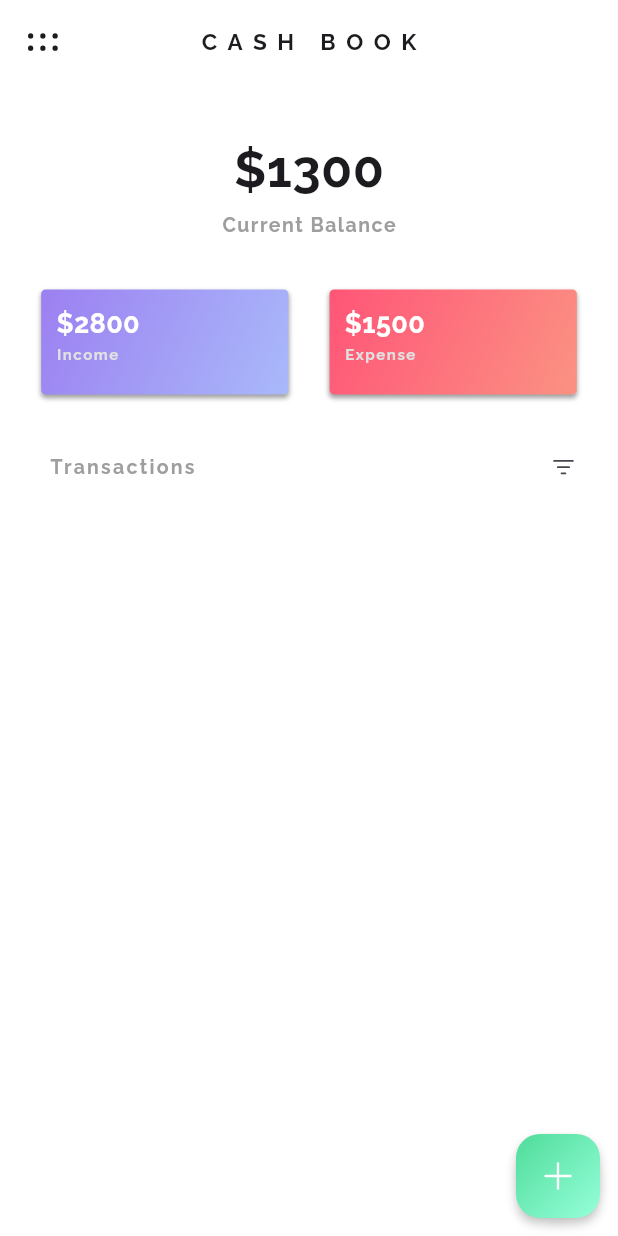
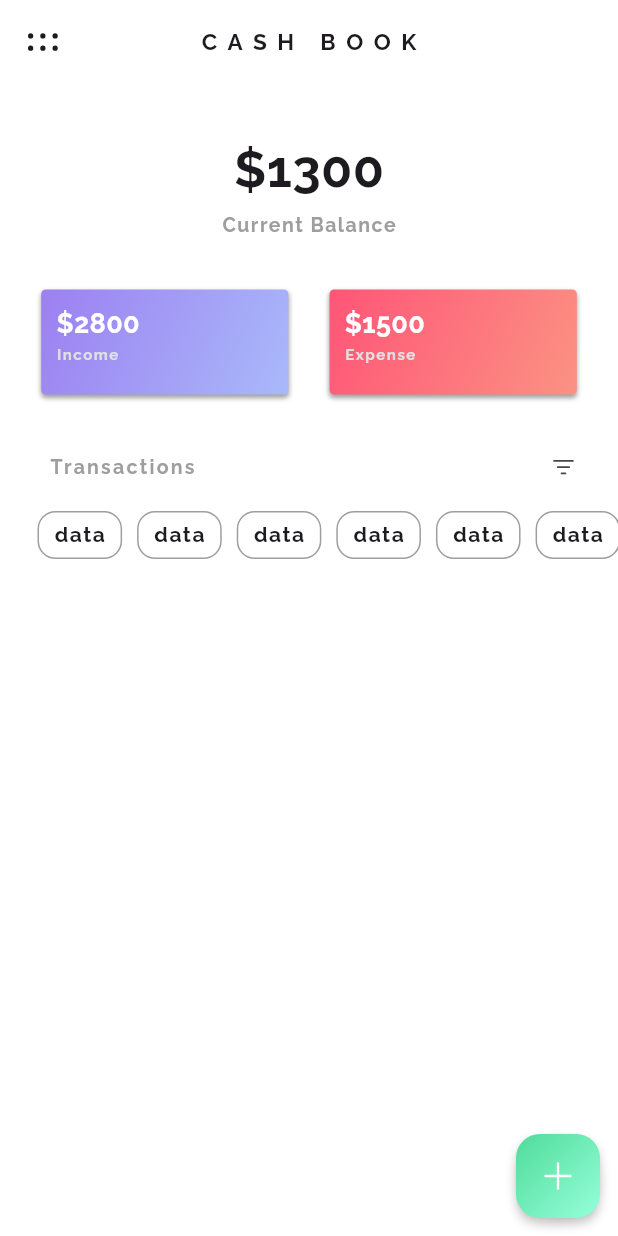
Before and after one commit to itsAliTahir/Expense-Tracker, a Flutter app: the screen it shows after launch, after a tap on an icon or button, on a phone screen of 412 x 824 dp. Run offline on Flutter 3.47's test engine with Material 3 defaults, Android fonts, the phone set to English and light mode, and no system bars; drawn by our look-alikes of animated_flip_counter; our stand-ins replace fluentui_system_icons.

```diff
--- a/lib/main.dart
+++ b/lib/main.dart
@@ -1,3 +1,4 @@
+import 'package:cash_book_expense_tracker/provider/category_data_provider.dart';
 import 'package:cash_book_expense_tracker/provider/transaction_data_provider.dart';
 import 'package:cash_book_expense_tracker/screens/home_screen/home_screen_body.dart';
 import 'package:provider/provider.dart';
@@ -13,8 +14,15 @@ class MyApp extends StatelessWidget {
 
   @override
   Widget build(BuildContext context) {
-    return ChangeNotifierProvider(
-      create: (context) => TransactionDataProvider(),
+    return MultiProvider(
+      providers: [
+        ChangeNotifierProvider(
+          create: (context) => TransactionDataProvider(),
+        ),
+        ChangeNotifierProvider(
+          create: (context) => CategoryDataProvider(),
+        )
+      ],
       child: MaterialApp(
         debugShowCheckedModeBanner: false,
         theme: ThemeData(
--- a/lib/screens/home_screen/select_filter.dart
+++ b/lib/screens/home_screen/select_filter.dart
@@ -1,22 +1,31 @@
 import 'package:fluentui_system_icons/fluentui_system_icons.dart';
 import 'package:flutter/material.dart';
 
-class MySelectType extends StatelessWidget {
-  const MySelectType({super.key});
+class MySelectType extends StatefulWidget {
+  MySelectType({super.key});
+
+  @override
+  State<MySelectType> createState() => _MySelectTypeState();
+}
+
+class _MySelectTypeState extends State<MySelectType> {
+  bool show = false;
 
   @override
   Widget build(BuildContext context) {
     double screenHeight = MediaQuery.of(context).size.height;
     double screenWidth = MediaQuery.of(context).size.width;
 
-    return Container(
+    return AnimatedContainer(
+      duration: Duration(milliseconds: 200),
+      height: show ? 95 : 40,
       margin: EdgeInsets.symmetric(vertical: screenHeight * 0.03),
-      padding:
-          EdgeInsets.only(left: screenWidth * 0.08, right: screenWidth * 0.03),
-      child: Column(
+      child: Stack(
         children: [
-          Row(),
-          Row(
+          Padding(
+            padding: EdgeInsets.only(
+                left: screenWidth * 0.08, right: screenWidth * 0.03),
+            child: Row(
               mainAxisAlignment: MainAxisAlignment.spaceBetween,
               children: [
                 Text(
@@ -30,13 +39,52 @@ class MySelectType extends StatelessWidget {
                   ),
                 ),
                 IconButton(
-                onPressed: () {},
+                  onPressed: () {
+                    setState(() {
+                      show = !show;
+                    });
+                  },
                   // icon: Icon(Icons.close),
                   icon: Icon(FluentIcons.filter_12_regular),
                   style: ButtonStyle(iconSize: MaterialStatePropertyAll(20)),
                 )
               ],
             ),
+          ),
+          show
+              ? Positioned(
+                  bottom: 0,
+                  child: Container(
+                    margin: EdgeInsets.all(0),
+                    child: SingleChildScrollView(
+                      scrollDirection: Axis.horizontal,
+                      child: Row(
+                        children: [
+                          SizedBox(
+                            width: 20,
+                          ),
+                          for (int i = 0; i < 10; i++)
+                            Container(
+                                padding: EdgeInsets.symmetric(
+                                    vertical: 5, horizontal: 10),
+                                margin: EdgeInsets.symmetric(
+                                    vertical: 10, horizontal: 5),
+                                decoration: BoxDecoration(
+                                    border: Border.all(color: Colors.grey),
+                                    borderRadius: BorderRadius.circular(12)),
+                                child: Text(
+                                  "data",
+                                  style: TextStyle(
+                                      fontWeight: FontWeight.bold,
+                                      letterSpacing: 1,
+                                      fontFamily: "Raleway"),
+                                ))
+                        ],
+                      ),
+                    ),
+                  ),
+                )
+              : SizedBox(),
         ],
       ),
     );
--- a/lib/widgets/gradient_box.dart
+++ b/lib/widgets/gradient_box.dart
@@ -16,7 +16,12 @@ class GradientBox extends StatelessWidget {
   @override
   Widget build(BuildContext context) {
     double screenWidth = MediaQuery.of(context).size.width;
-    return Container(
+    return InkWell(
+      onTap: () {
+        // Add your onTap functionality here
+        // For example, you can navigate to another screen or perform some action
+      },
+      child: Container(
         width: screenWidth * 0.4,
         height: 70,
         padding: const EdgeInsets.only(top: 10, left: 10, right: 3, bottom: 3),
@@ -32,7 +37,9 @@ class GradientBox extends StatelessWidget {
           gradient: LinearGradient(
             colors: [gradient1, gradient2],
             begin: Alignment.topLeft,
-              end: Alignment.bottomRight)),
+            end: Alignment.bottomRight,
+          ),
+        ),
         child: Column(
           mainAxisAlignment: MainAxisAlignment.start,
           crossAxisAlignment: CrossAxisAlignment.start,
@@ -46,7 +53,8 @@ class GradientBox extends StatelessWidget {
                   fontFamily: "Raleway",
                   color: Colors.white,
                   fontSize: 18,
-                  fontWeight: FontWeight.bold),
+                  fontWeight: FontWeight.bold,
+                ),
               ),
             ),
             Text(
@@ -56,9 +64,11 @@ class GradientBox extends StatelessWidget {
                 letterSpacing: 1,
                 color: Color.fromARGB(255, 224, 224, 224),
                 fontSize: 10,
-                fontWeight: FontWeight.bold),
+                fontWeight: FontWeight.bold,
+              ),
             ),
           ],
+        ),
       ),
     );
   }
```
Lines whose indentation alone changed are shown as unchanged.
